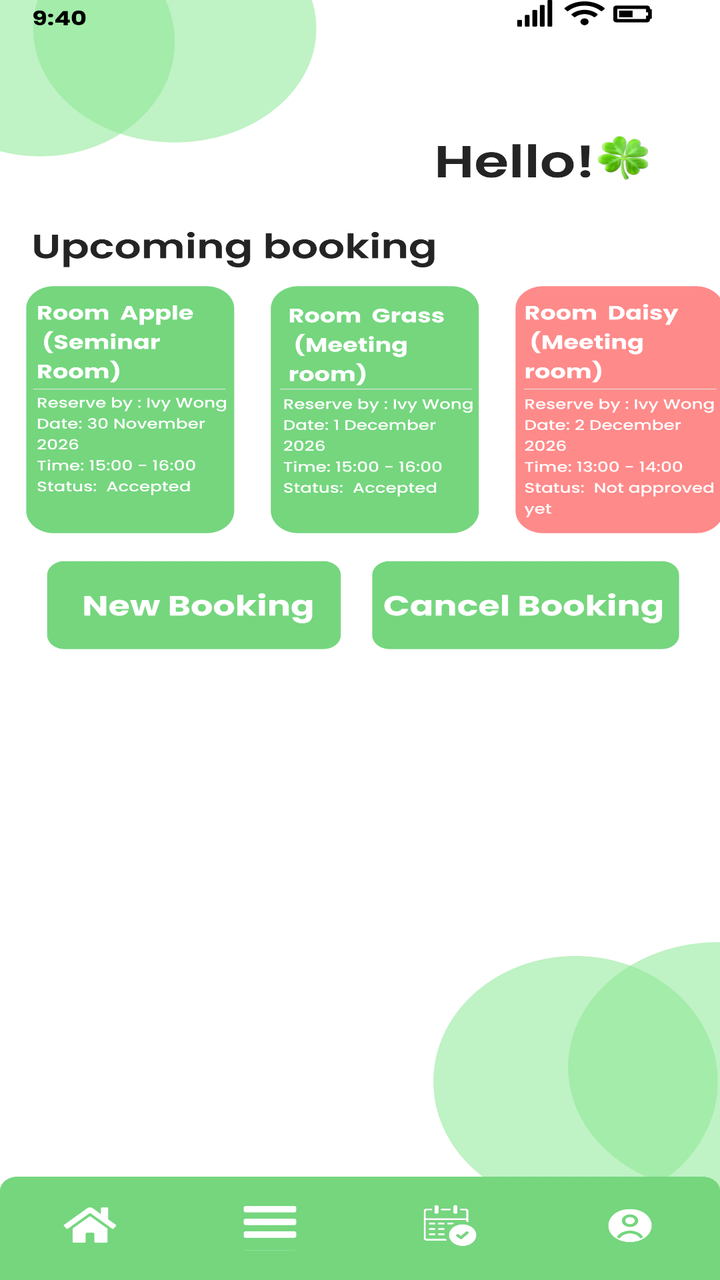
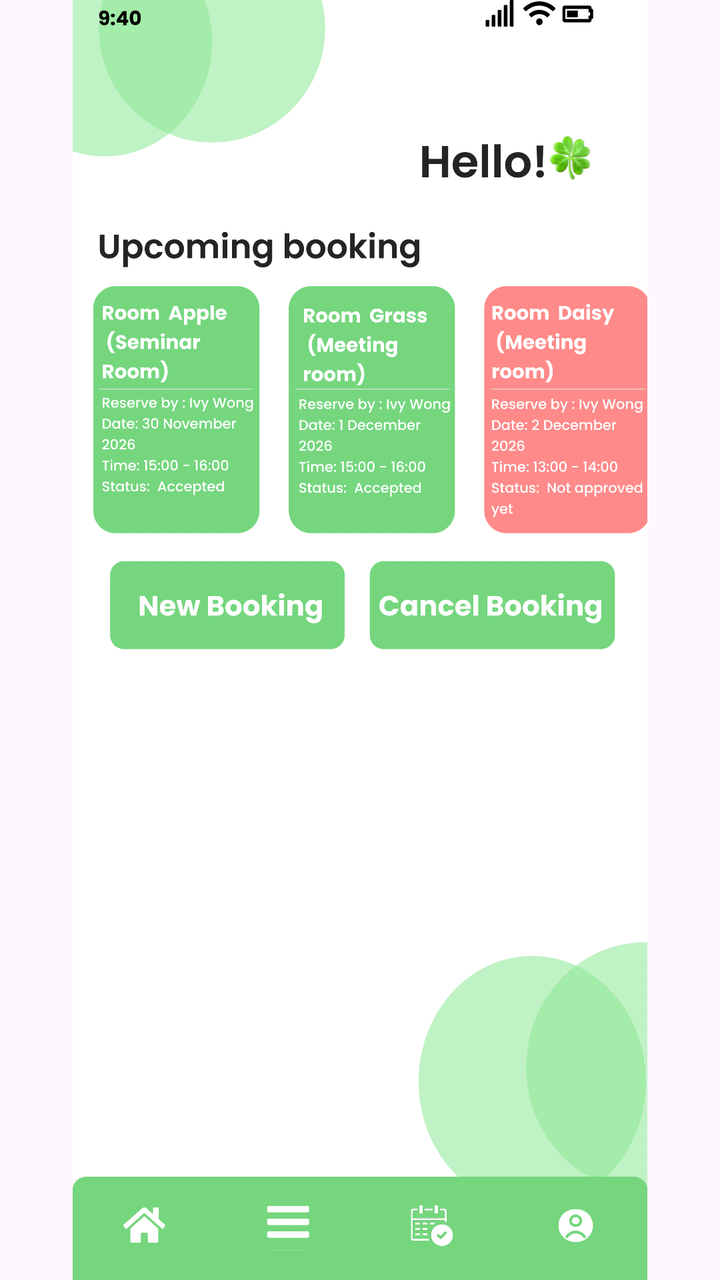

Compare the two renders of this Android layout. The source of the first and the diff that turns it into the second are given below.
<!-- AndroidManifest.xml: application theme Theme.COMP2000HKSoftwareEngineeringAssessment -->
<!-- res/layout/activity_employeehomepage.xml -->
<?xml version="1.0" encoding="utf-8"?>
<androidx.constraintlayout.widget.ConstraintLayout xmlns:android="http://schemas.android.com/apk/res/android"
    xmlns:app="http://schemas.android.com/apk/res-auto"
    xmlns:tools="http://schemas.android.com/tools"
    android:id="@+id/main"
    android:layout_width="match_parent"
    android:layout_height="match_parent"
    tools:context=".employeehomepage">

    <ImageView
        android:id="@+id/iv_login_page"
        android:layout_width="match_parent"
        android:layout_height="match_parent"
        android:scaleType="fitXY"
        android:src="@drawable/employeehomepage"
        app:layout_constraintBottom_toBottomOf="parent"
        app:layout_constraintEnd_toEndOf="parent"
        app:layout_constraintStart_toStartOf="parent"
        app:layout_constraintTop_toTopOf="parent" />

</androidx.constraintlayout.widget.ConstraintLayout>
<!-- resources referenced by this layout -->
<resources>
  <!-- drawable employeehomepage: png bitmap (drawable, 464710 bytes) -->
  <style name="Theme.COMP2000HKSoftwareEngineeringAssessment" parent="Base.Theme.COMP2000HKSoftwareEngineeringAssessment" />
  <style name="Base.Theme.COMP2000HKSoftwareEngineeringAssessment" parent="Theme.Material3.DayNight.NoActionBar">
          
          
      </style>
</resources>

<!-- the commit's change to res/layout/activity_employeehomepage.xml (unified diff, before → after) -->
@@ -11,11 +11,96 @@
         android:id="@+id/iv_login_page"
         android:layout_width="match_parent"
         android:layout_height="match_parent"
-        android:scaleType="fitXY"
+        android:scaleType="fitCenter"
         android:src="@drawable/employeehomepage"
         app:layout_constraintBottom_toBottomOf="parent"
         app:layout_constraintEnd_toEndOf="parent"
         app:layout_constraintStart_toStartOf="parent"
         app:layout_constraintTop_toTopOf="parent" />
 
+    <ImageButton
+        android:id="@+id/btn_employee_menu_home_button"
+        android:layout_width="0dp"
+        android:layout_height="0dp"
+        android:background="@android:color/transparent"
+        app:layout_constraintBottom_toBottomOf="parent"
+        app:layout_constraintDimensionRatio="2:1"
+        app:layout_constraintEnd_toEndOf="parent"
+        app:layout_constraintHorizontal_bias="0.071"
+        app:layout_constraintStart_toStartOf="parent"
+        app:layout_constraintTop_toTopOf="parent"
+        app:layout_constraintVertical_bias="0.97"
+        app:layout_constraintWidth_percent="0.15 " />
+    <ImageButton
+        android:id="@+id/btn_employee_menu_menu_button"
+        android:layout_width="0dp"
+        android:layout_height="0dp"
+        android:background="@android:color/transparent"
+        app:layout_constraintBottom_toBottomOf="parent"
+        app:layout_constraintDimensionRatio="2:1"
+        app:layout_constraintEnd_toEndOf="parent"
+        app:layout_constraintHorizontal_bias="0.369"
+        app:layout_constraintStart_toStartOf="parent"
+        app:layout_constraintTop_toTopOf="parent"
+        app:layout_constraintVertical_bias="0.969"
+        app:layout_constraintWidth_percent="0.15" />
+
+    <ImageButton
+        android:id="@+id/btn_employee_mybooking_button"
+        android:layout_width="0dp"
+        android:layout_height="0dp"
+        android:background="@android:color/transparent"
+        app:layout_constraintBottom_toBottomOf="parent"
+        app:layout_constraintDimensionRatio="2:1"
+        app:layout_constraintEnd_toEndOf="parent"
+        app:layout_constraintHorizontal_bias="0.644"
+        app:layout_constraintStart_toStartOf="parent"
+        app:layout_constraintTop_toTopOf="parent"
+        app:layout_constraintVertical_bias="0.969"
+        app:layout_constraintWidth_percent="0.15" />
+
+    <ImageButton
+        android:id="@+id/btn_employee_my_employee_profile_button"
+        android:layout_width="0dp"
+        android:layout_height="0dp"
+        android:background="@android:color/transparent"
+        app:layout_constraintBottom_toBottomOf="parent"
+        app:layout_constraintDimensionRatio="2:1"
+        app:layout_constraintEnd_toEndOf="parent"
+        app:layout_constraintHorizontal_bias="0.957"
+        app:layout_constraintStart_toStartOf="parent"
+        app:layout_constraintTop_toTopOf="parent"
+        app:layout_constraintVertical_bias="0.969"
+        app:layout_constraintWidth_percent="0.15" />
+
+    <ImageButton
+        android:id="@+id/btn_employee_new_booking"
+        android:layout_width="0dp"
+        android:layout_height="0dp"
+        android:background="@android:color/transparent"
+        app:layout_constraintBottom_toBottomOf="parent"
+        app:layout_constraintDimensionRatio="4:1.3"
+        app:layout_constraintEnd_toEndOf="parent"
+        app:layout_constraintHorizontal_bias="0.119"
+        app:layout_constraintStart_toStartOf="parent"
+        app:layout_constraintTop_toTopOf="parent"
+        app:layout_constraintVertical_bias="0.471"
+        app:layout_constraintWidth_percent="0.41" />
+
+    <ImageButton
+        android:id="@+id/btn_employee_cancel_booking"
+        android:layout_width="0dp"
+        android:layout_height="0dp"
+        android:background="@android:color/transparent"
+        app:layout_constraintBottom_toBottomOf="parent"
+        app:layout_constraintDimensionRatio="4:1.3"
+        app:layout_constraintEnd_toEndOf="parent"
+        app:layout_constraintHorizontal_bias="0.896"
+        app:layout_constraintStart_toStartOf="parent"
+        app:layout_constraintTop_toTopOf="parent"
+        app:layout_constraintVertical_bias="0.471"
+        app:layout_constraintWidth_percent="0.41" />
+
+
+
 </androidx.constraintlayout.widget.ConstraintLayout>
